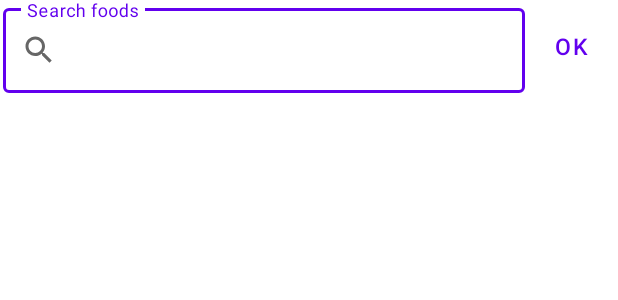
After one commit to AnhTuan2k1/Calories, an Android app: the layout activity_search_food.xml on its own in the app's theme, with its tools: preview values and no code run, on a phone screen of 412 x 824 dp. The commit adds this screen. Shown: the top 300 px of the screen. Run offline under Robolectric (Android 15) with nearby library versions, the phone set to English and light mode, and no system bars.

Commit message:
searchfoodActivity + databaseroom

```diff
--- a/CaloriesApp/app/build.gradle
+++ b/CaloriesApp/app/build.gradle
@@ -37,4 +37,9 @@ dependencies {
     testImplementation 'junit:junit:4.+'
     androidTestImplementation 'androidx.test.ext:junit:1.1.2'
     androidTestImplementation 'androidx.test.espresso:espresso-core:3.3.0'
+    implementation 'com.github.GrenderG:Toasty:1.5.0'
+
+    implementation "androidx.room:room-runtime:2.3.0"
+    annotationProcessor "androidx.room:room-compiler:2.3.0"
+    implementation "androidx.recyclerview:recyclerview:1.2.0"
 }
--- a/CaloriesApp/app/src/main/java/com/example/caloriesapp/activities/MainActivity.java
+++ b/CaloriesApp/app/src/main/java/com/example/caloriesapp/activities/MainActivity.java
@@ -15,6 +15,8 @@ import android.widget.Button;
 import com.example.caloriesapp.A_info_5;
 import com.example.caloriesapp.A_mucdich;
 import com.example.caloriesapp.R;
+import com.example.caloriesapp.database.FoodDatabase;
+import com.example.caloriesapp.database.FoodStatic;
 import com.example.caloriesapp.fragment.FragmentAccount;
 import com.example.caloriesapp.fragment.FragmentHome;
 import com.example.caloriesapp.fragment.FragmentStatistic;
@@ -48,6 +50,7 @@ public class MainActivity extends AppCompatActivity {
     protected void onCreate(Bundle savedInstanceState) {
         super.onCreate(savedInstanceState);
         setContentView(R.layout.activity_main);
+        SearchFoodActivity.createFoodDatabase(this);
         addFragment(new FragmentHome());
 
         //-------------
--- /dev/null
+++ b/CaloriesApp/app/src/main/res/drawable/ic_search.xml
@@ -0,0 +1,10 @@
+<vector xmlns:android="http://schemas.android.com/apk/res/android"
+    android:width="24dp"
+    android:height="24dp"
+    android:viewportWidth="24"
+    android:viewportHeight="24"
+    android:tint="?attr/colorControlNormal">
+  <path
+      android:fillColor="@android:color/white"
+      android:pathData="M15.5,14h-0.79l-0.28,-0.27C15.41,12.59 16,11.11 16,9.5 16,5.91 13.09,3 9.5,3S3,5.91 3,9.5 5.91,16 9.5,16c1.61,0 3.09,-0.59 4.23,-1.57l0.27,0.28v0.79l5,4.99L20.49,19l-4.99,-5zM9.5,14C7.01,14 5,11.99 5,9.5S7.01,5 9.5,5 14,7.01 14,9.5 11.99,14 9.5,14z"/>
+</vector>
--- /dev/null
+++ b/CaloriesApp/app/src/main/res/layout/activity_search_food.xml
@@ -0,0 +1,56 @@
+<?xml version="1.0" encoding="utf-8"?>
+<androidx.constraintlayout.widget.ConstraintLayout xmlns:android="http://schemas.android.com/apk/res/android"
+    xmlns:app="http://schemas.android.com/apk/res-auto"
+    xmlns:tools="http://schemas.android.com/tools"
+    android:layout_width="match_parent"
+    android:layout_height="match_parent"
+    tools:context=".activities.SearchFoodActivity">
+
+    <com.google.android.material.textfield.TextInputLayout
+        android:id="@+id/textInputLayout"
+        style="@style/Widget.MaterialComponents.TextInputLayout.OutlinedBox"
+        android:layout_width="0dp"
+        android:layout_height="wrap_content"
+
+        android:layout_marginStart="2dp"
+        android:hint="Search foods"
+        app:endIconMode="clear_text"
+        app:layout_constraintEnd_toStartOf="@+id/btnOk_searchFood"
+        app:layout_constraintStart_toStartOf="parent"
+        app:layout_constraintTop_toTopOf="parent"
+        app:startIconDrawable="@drawable/ic_search">
+
+        <com.google.android.material.textfield.TextInputEditText
+            android:id="@+id/edittext_searchFood"
+            android:layout_width="match_parent"
+            android:layout_height="match_parent"
+            android:imeOptions="actionSearch"
+            android:inputType="text"
+            android:textAlignment="viewStart" />
+    </com.google.android.material.textfield.TextInputLayout>
+
+    <com.google.android.material.button.MaterialButton
+        android:id="@+id/btnOk_searchFood"
+        style="@style/Widget.MaterialComponents.Button.TextButton"
+        android:layout_width="62dp"
+        android:layout_height="0dp"
+        android:text="OK"
+        android:textSize="15sp"
+        app:layout_constraintBottom_toTopOf="@+id/recycleviewFood"
+        app:layout_constraintEnd_toEndOf="parent"
+        app:layout_constraintTop_toTopOf="parent">
+
+    </com.google.android.material.button.MaterialButton>
+    <androidx.recyclerview.widget.RecyclerView
+        android:id="@+id/recycleviewFood"
+        android:layout_width="match_parent"
+        android:layout_height="0dp"
+        app:layout_constraintBottom_toBottomOf="parent"
+        app:layout_constraintEnd_toEndOf="parent"
+        app:layout_constraintStart_toStartOf="parent"
+        app:layout_constraintTop_toBottomOf="@+id/textInputLayout">
+
+    </androidx.recyclerview.widget.RecyclerView>
+
+
+</androidx.constraintlayout.widget.ConstraintLayout>
--- a/CaloriesApp/app/src/main/res/values/colors.xml
+++ b/CaloriesApp/app/src/main/res/values/colors.xml
@@ -8,7 +8,7 @@
     <color name="teal_700">#FF018786</color>
     <color name="black">#FF000000</color>
     <color name="white">#FFFFFFFF</color>
-    <color name="selected_reditem_nav">#E91E63</color>
+    <color name="selected_reditem_nav">#429EE8</color>
     <color name="gray_item_nav">#3E000000</color>
     <color name="gray_heavy">#82976B</color>
     <color name="light_purple">#B19CD9</color>
--- a/CaloriesApp/build.gradle
+++ b/CaloriesApp/build.gradle
@@ -16,6 +16,7 @@ allprojects {
     repositories {
         google()
         jcenter()
+        maven { url "https://jitpack.io" }
     }
 }
 
```
Also changed, not shown: CaloriesApp/app/src/main/AndroidManifest.xml (+10 -5 lines), CaloriesApp/app/src/main/java/com/example/caloriesapp/FoodAdapter.java (added, +80 -0 lines), CaloriesApp/app/src/main/java/com/example/caloriesapp/activities/SearchFoodActivity.java (added, +137 -0 lines), CaloriesApp/app/src/main/java/com/example/caloriesapp/database/FoodDAO.java (added, +42 -0 lines), CaloriesApp/app/src/main/java/com/example/caloriesapp/database/FoodDatabase.java (added, +49 -0 lines), CaloriesApp/app/src/main/java/com/example/caloriesapp/database/FoodStatic.java (added, +51 -0 lines), CaloriesApp/app/src/main/res/layout/item_food_recycleview.xml (added, +44 -0 lines).
